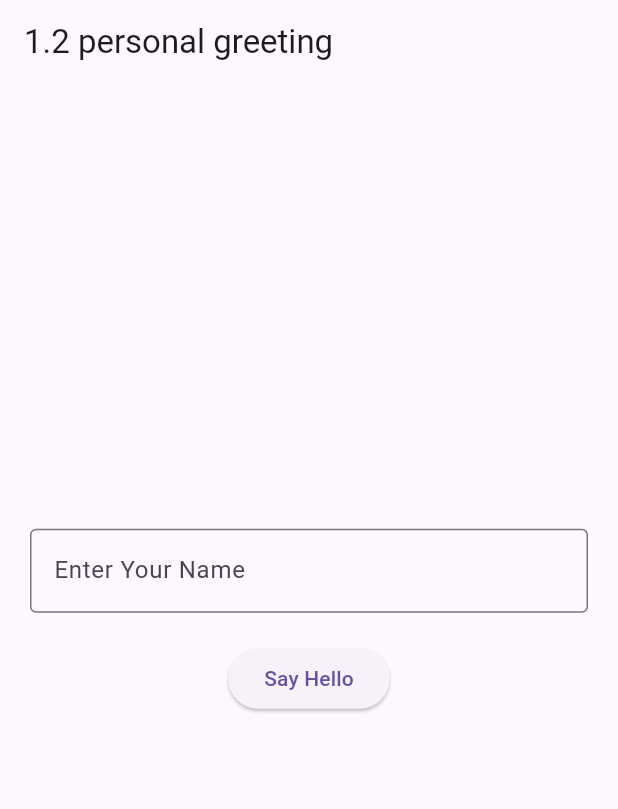
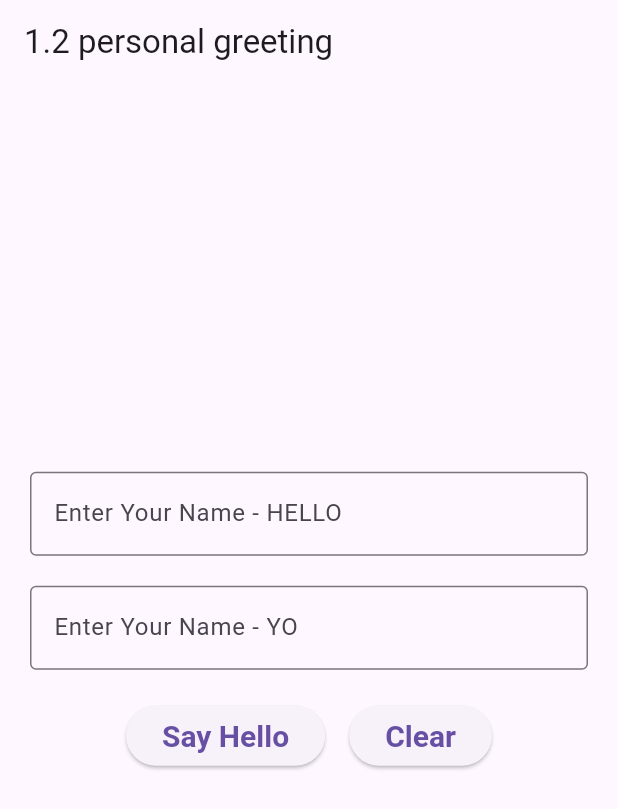
Before and after one commit to CammarataLudovico/flutter_void, a Flutter app: the screen it shows after launch, after a tap on "Say Hello", on a phone screen of 412 x 824 dp. Shown: the top 809 px of the screen. Run offline on Flutter 3.47's test engine with Material 3 defaults, Android fonts, the phone set to English and light mode, and no system bars.

```diff
--- a/lib/main.dart
+++ b/lib/main.dart
@@ -1,11 +1,7 @@
 import 'package:flutter/material.dart';
 
 void main() {
-  runApp(
-    const MaterialApp(
-      home: GreeterWidget(),
-    ),
-  );
+  runApp(const MaterialApp(home: GreeterWidget()));
 }
 
 class GreeterWidget extends StatefulWidget {
@@ -16,49 +12,92 @@ class GreeterWidget extends StatefulWidget {
 }
 
 class _GreeterWidgetState extends State<GreeterWidget> {
-  late final TextEditingController _controller;
+  late final TextEditingController _helloController;
+  late final TextEditingController _yoController;
   String _message = '';
 
   void initState() {
     super.initState();
-    _controller = TextEditingController();
+    _helloController = TextEditingController();
+    _yoController = TextEditingController();
   }
 
-  void dispose() {  }
+  void dispose() {
+    setState(() {
+      _message = "";
+      _helloController.clear();
+      _yoController.clear();
+    });
+  }
 
   void _updateGreeting() {
-    // TODO ...
+    setState(() {
+      if (_helloController.text.isEmpty && _yoController.text.isNotEmpty) {
+        _message = "Yo ${_yoController.text}";
+      } else if (_helloController.text.isNotEmpty && _yoController.text.isEmpty) {
+        _message = "Hello ${_helloController.text}";
+      }
+    });
   }
 
   @override
   Widget build(BuildContext context) {
     return Scaffold(
-      appBar: AppBar(
-        title: const Text("1.2 personal greeting"),
-      ),
+      appBar: AppBar(title: const Text("1.2 personal greeting")),
       body: Padding(
         padding: const EdgeInsets.all(20.0),
         child: Column(
           mainAxisAlignment: MainAxisAlignment.center,
           children: <Widget>[
             TextField(
-            controller: _controller,
+              controller: _helloController,
               decoration: const InputDecoration(
                 border: OutlineInputBorder(),
-              labelText: 'Enter Your Name',
+                labelText: 'Enter Your Name - HELLO',
               ),
             ),
             const SizedBox(height: 20),
+            TextField(
+              controller: _yoController,
+              decoration: const InputDecoration(
+                border: OutlineInputBorder(),
+                labelText: 'Enter Your Name - YO',
+              ),
+            ),
+            const SizedBox(height: 20),
+            Center(
+              child: Row(
+                mainAxisAlignment: MainAxisAlignment.center,
+                children: [
                   ElevatedButton(
                     onPressed: _updateGreeting,
+                    style: ElevatedButton.styleFrom(
+                      textStyle: const TextStyle(
+                        fontSize: 20,
+                        fontWeight: FontWeight.bold,
+                      )
+                    ),
                     child: const Text('Say Hello'),
                   ),
-          const SizedBox(height: 30),
-          Text(
-            _message,
+                  const SizedBox(width: 16),
+                  ElevatedButton(
+                    onPressed: dispose,
+                    style: ElevatedButton.styleFrom(
+                      textStyle: const TextStyle(
+                        fontSize: 20,
+                        fontWeight: FontWeight.bold,
+                      )
+                    ),
+                    child: const Text('Clear'),
                   ),
                 ],
               ),
-    ));
+            ),
+            const SizedBox(height: 30),
+            Text(_message),
+          ],
+        ),
+      ),
+    );
   }
 }
```
Lines whose indentation alone changed are shown as unchanged.
